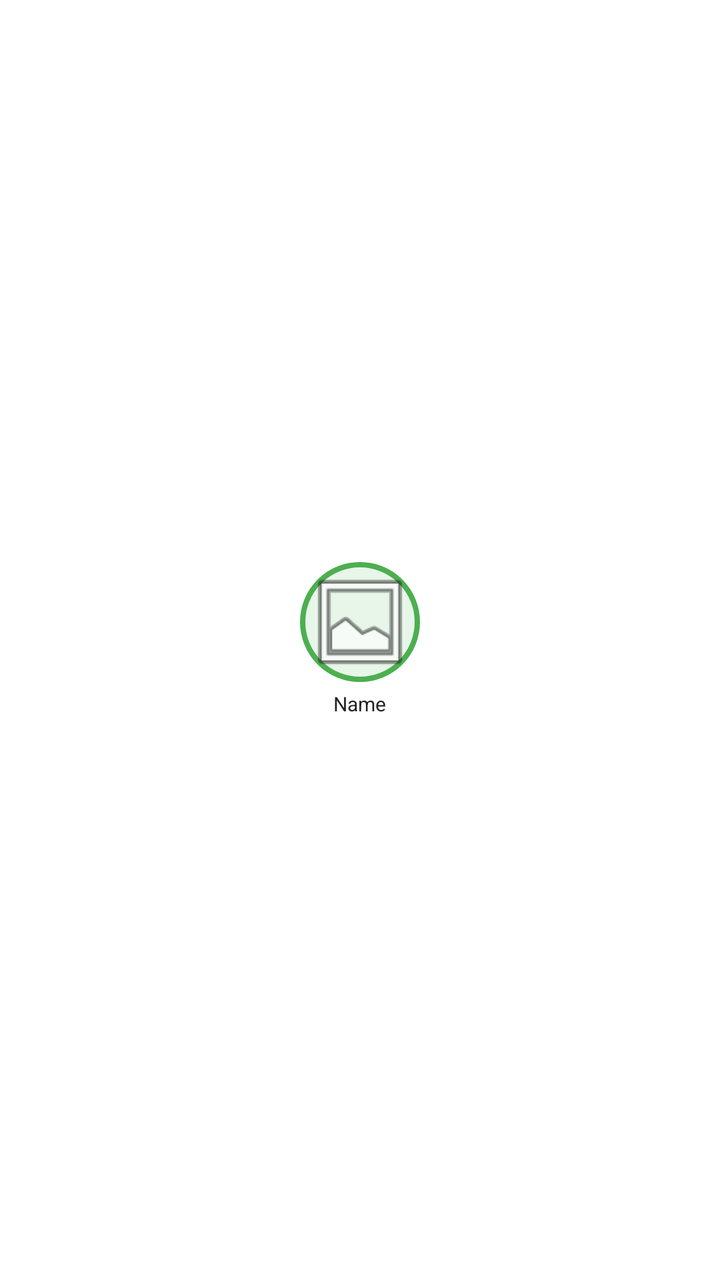
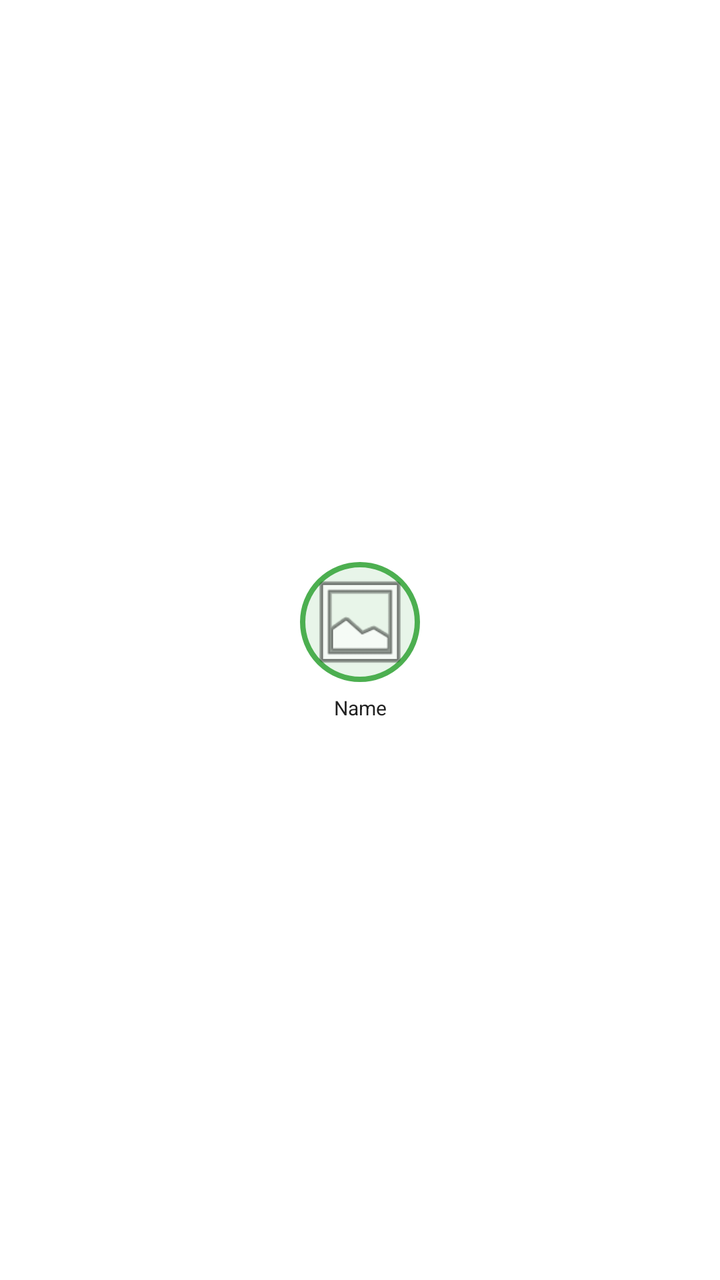

Compare the two renders of this Android layout. The source of the first and the diff that turns it into the second are given below.
<!-- AndroidManifest.xml: application theme Theme.Uthsob3O -->
<!-- res/layout/item_story.xml -->
<?xml version="1.0" encoding="utf-8"?>
<LinearLayout
    xmlns:android="http://schemas.android.com/apk/res/android"
    android:layout_width="72dp"
    android:layout_height="wrap_content"
    android:orientation="vertical"
    android:gravity="center"
    android:padding="4dp">

    
    <ImageView
        android:id="@+id/story_image"
        android:layout_width="60dp"
        android:layout_height="60dp"
        android:background="@drawable/bg_story_circle"
        android:src="@android:drawable/ic_menu_gallery"
        android:padding="2dp"
        android:scaleType="centerCrop"
        android:contentDescription="story"/>

    
    <TextView
        android:id="@+id/story_name"
        android:layout_width="wrap_content"
        android:layout_height="wrap_content"
        android:text="Name"
        android:textSize="10sp"
        android:textColor="@color/black"
        android:layout_marginTop="4dp"
        android:maxLines="1"
        android:ellipsize="end"/>

</LinearLayout>
<!-- resources referenced by this layout -->
<resources>
  <color name="black">#212121</color>
  <!-- drawable bg_story_circle (drawable) -->
  <?xml version="1.0" encoding="utf-8"?>
  <shape xmlns:android="http://schemas.android.com/apk/res/android"
      android:shape="oval">
      <solid android:color="#E8F5E9"/>
      <stroke android:width="2.5dp" android:color="#4CAF50"/>
  </shape>
  <style name="Theme.Uthsob3O" parent="Theme.MaterialComponents.Light.NoActionBar">
          <item name="colorPrimary">@color/dark_green</item>
          <item name="colorPrimaryVariant">@color/bright_green</item>
          <item name="colorOnPrimary">@color/white</item>
          <item name="colorSecondary">@color/bright_green</item>
          <item name="android:windowBackground">@color/white</item>
          <item name="android:statusBarColor">@color/dark_green</item>
      </style>
  <color name="dark_green">#1B4D1E</color>
  <color name="bright_green">#4CAF50</color>
  <color name="white">#FFFFFF</color>
</resources>

<!-- the commit's change to res/layout/item_story.xml (unified diff, before → after) -->
@@ -1,31 +1,52 @@
 <?xml version="1.0" encoding="utf-8"?>
 <LinearLayout
     xmlns:android="http://schemas.android.com/apk/res/android"
-    android:layout_width="72dp"
+    android:layout_width="76dp"
     android:layout_height="wrap_content"
     android:orientation="vertical"
     android:gravity="center"
     android:padding="4dp">
 
     
-    <ImageView
-        android:id="@+id/story_image"
-        android:layout_width="60dp"
-        android:layout_height="60dp"
-        android:background="@drawable/bg_story_circle"
-        android:src="@android:drawable/ic_menu_gallery"
-        android:padding="2dp"
-        android:scaleType="centerCrop"
-        android:contentDescription="story"/>
+    <FrameLayout
+        android:layout_width="64dp"
+        android:layout_height="64dp">
+
+        <ImageView
+            android:id="@+id/story_image"
+            android:layout_width="60dp"
+            android:layout_height="60dp"
+            android:background="@drawable/bg_story_circle"
+            android:src="@android:drawable/ic_menu_gallery"
+            android:padding="3dp"
+            android:scaleType="centerCrop"
+            android:layout_gravity="center"
+            android:contentDescription="story"/>
+
+        
+        <TextView
+            android:id="@+id/add_indicator"
+            android:layout_width="20dp"
+            android:layout_height="20dp"
+            android:text="+"
+            android:textColor="@color/white"
+            android:textSize="14sp"
+            android:gravity="center"
+            android:background="@drawable/bg_add_btn"
+            android:layout_gravity="bottom|end"
+            android:visibility="gone"/>
+
+    </FrameLayout>
 
     
     <TextView
         android:id="@+id/story_name"
-        android:layout_width="wrap_content"
+        android:layout_width="match_parent"
         android:layout_height="wrap_content"
         android:text="Name"
         android:textSize="10sp"
         android:textColor="@color/black"
+        android:gravity="center"
         android:layout_marginTop="4dp"
         android:maxLines="1"
         android:ellipsize="end"/>
<!-- resource entries referenced after the edit -->
@@ -19,5 +19,11 @@
   <color name="dark_green">#1B4D1E</color>
   <color name="bright_green">#4CAF50</color>
   <color name="white">#FFFFFF</color>
+  <!-- drawable bg_add_btn (drawable) -->
+  <?xml version="1.0" encoding="utf-8"?>
+  <shape xmlns:android="http://schemas.android.com/apk/res/android"
+      android:shape="oval">
+      <solid android:color="#1B4D1E"/>
+  </shape>
 </resources>
 
